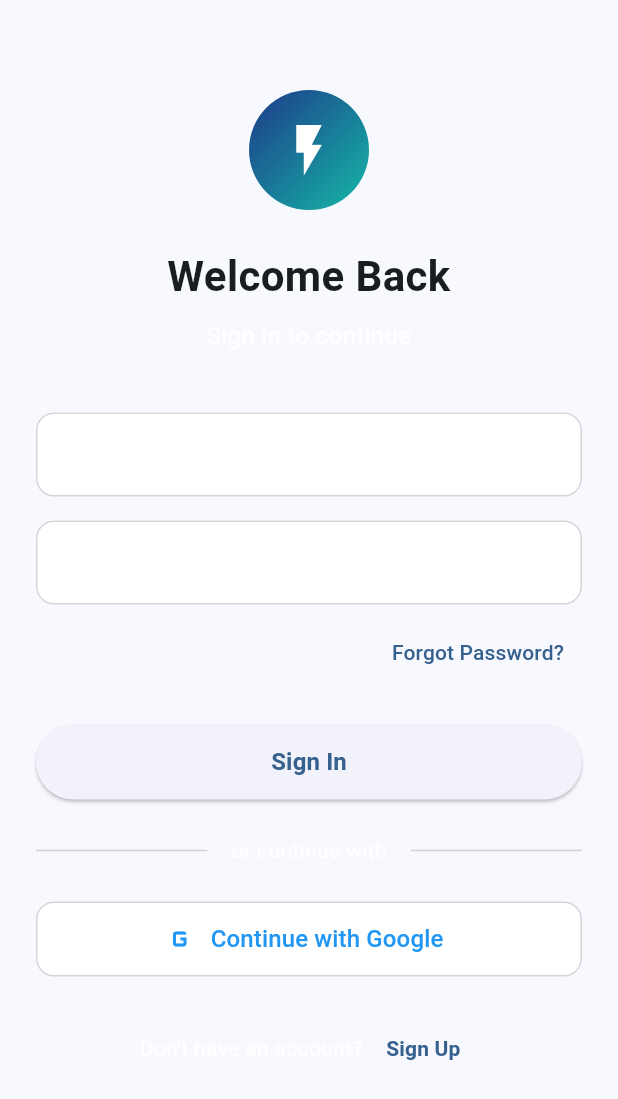
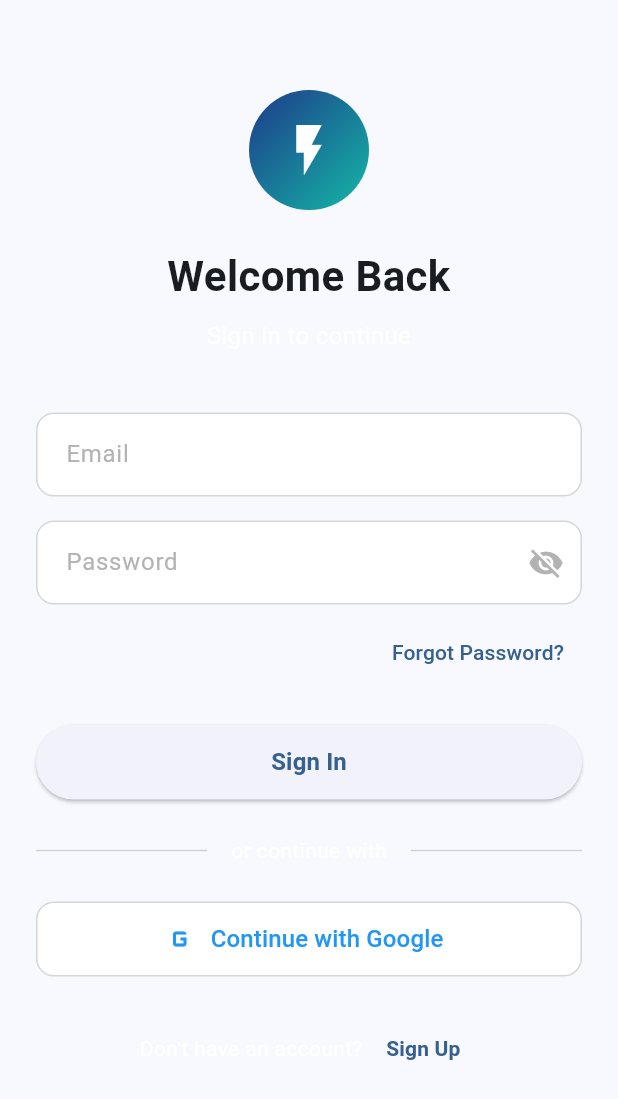
Before and after one commit to Lisaluvme/Xero-chatbot, a Flutter app: the LoginPage screen opened directly, on a phone screen of 412 x 824 dp. Shown: the top 1099 px of the screen. Run offline on Flutter 3.47's test engine with Material 3 defaults, Android fonts, the phone set to English and light mode, and no system bars; our stand-ins replace firebase_auth, flutter_local_notifications, flutter_tts, google_sign_in, pdf, permission_handler and 5 more; accounts and stored records are empty; network calls fail.

Commit message:
Fix login page text color visibility - make email and password text grey

```diff
--- a/genset_assistant_2/lib/features/auth/login_page.dart
+++ b/genset_assistant_2/lib/features/auth/login_page.dart
@@ -297,10 +297,10 @@ class _LoginPageState extends State<LoginPage> {
               TextField(
                 controller: _emailController,
                 keyboardType: TextInputType.emailAddress,
-                style: TextStyle(color: Theme.of(context).colorScheme.onBackground),
+                style: const TextStyle(color: Color(0xFF333333)),
                 decoration: InputDecoration(
                   hintText: 'Email',
-                  hintStyle: TextStyle(color: Theme.of(context).colorScheme.onSecondary),
+                  hintStyle: const TextStyle(color: Color(0xFFB3B3B3)),
                   filled: true,
                   fillColor: Colors.white,
                   border: OutlineInputBorder(
@@ -323,10 +323,10 @@ class _LoginPageState extends State<LoginPage> {
               TextField(
                 controller: _passwordController,
                 obscureText: _obscurePassword,
-                style: TextStyle(color: Theme.of(context).colorScheme.onBackground),
+                style: const TextStyle(color: Color(0xFF333333)),
                 decoration: InputDecoration(
                   hintText: 'Password',
-                  hintStyle: TextStyle(color: Theme.of(context).colorScheme.onSecondary),
+                  hintStyle: const TextStyle(color: Color(0xFFB3B3B3)),
                   filled: true,
                   fillColor: Colors.white,
                   border: OutlineInputBorder(
@@ -345,7 +345,7 @@ class _LoginPageState extends State<LoginPage> {
                   suffixIcon: IconButton(
                     icon: Icon(
                       _obscurePassword ? Icons.visibility_off : Icons.visibility,
-                      color: Theme.of(context).colorScheme.onSecondary,
+                      color: const Color(0xFFB3B3B3),
                     ),
                     onPressed: () {
                       setState(() => _obscurePassword = !_obscurePassword);
```
